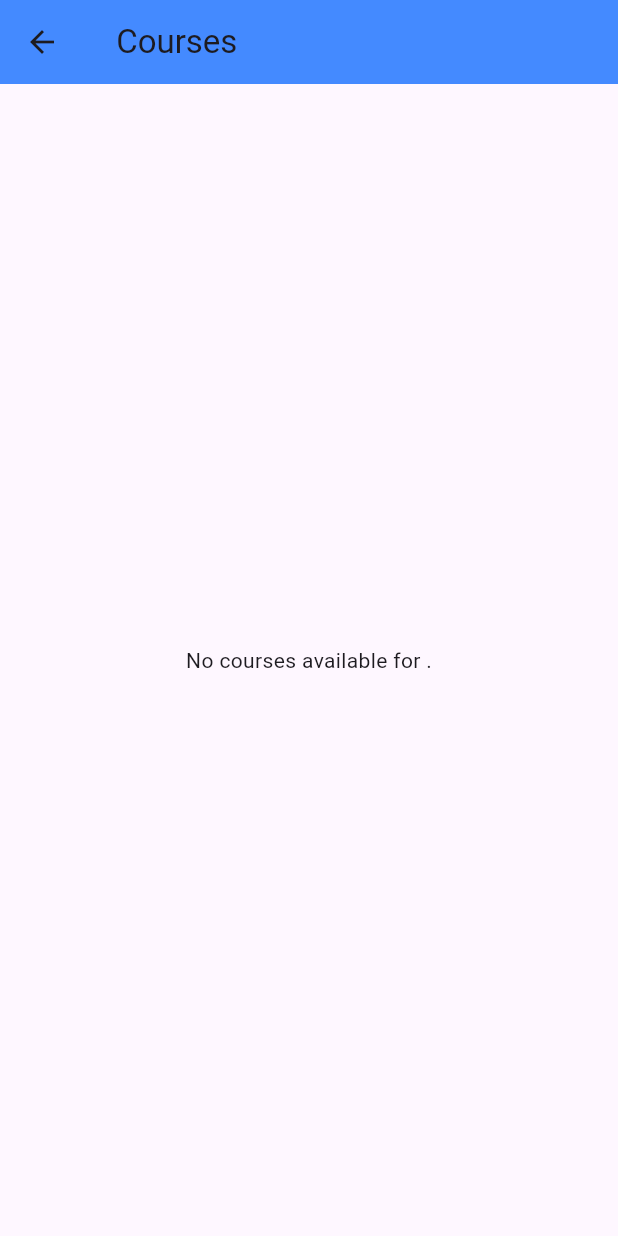
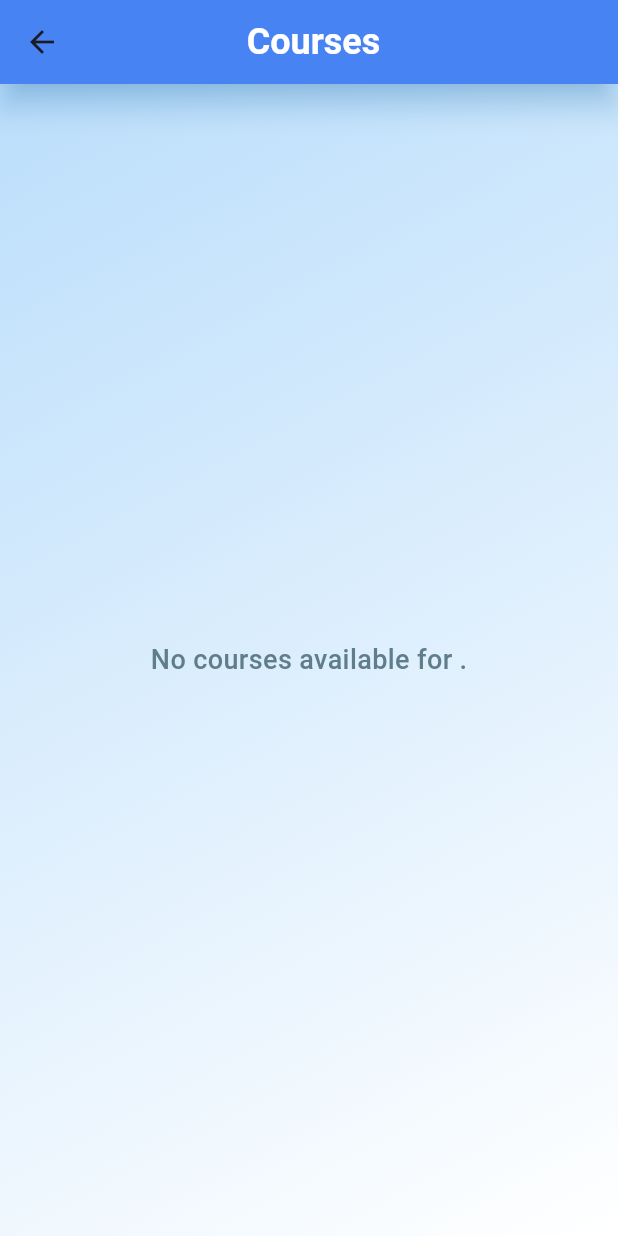
Before and after one commit to SiddhiGandhi20/Course_App, a Flutter app: the ClassCoursesPage screen opened directly with empty values, on a phone screen of 412 x 824 dp. Run offline on Flutter 3.47's test engine with Material 3 defaults, Android fonts, the phone set to English and light mode, and no system bars; our stand-ins replace chewie, file_picker, flutter_animate, image_picker, open_file, permission_handler and 1 more.

Commit message:
first commit

```diff
--- a/lib/screens/class_course_page.dart
+++ b/lib/screens/class_course_page.dart
@@ -2,7 +2,7 @@ import 'package:flutter/material.dart';
 import 'package:provider/provider.dart';
 import '../models/course.dart';
 import '../providers/course_provider.dart';
-import '../widgets/course_card.dart'; // ✅ Import CourseCard widget
+import '../widgets/course_card.dart';  // Ensure this is your custom CourseCard
 
 class ClassCoursesPage extends StatelessWidget {
   final String className;
@@ -11,32 +11,70 @@ class ClassCoursesPage extends StatelessWidget {
 
   @override
   Widget build(BuildContext context) {
-    // Get courses from provider and filter based on class name
     final courseProvider = Provider.of<CourseProvider>(context);
-    final courses = courseProvider.courses
-        .where((course) => course.category == className)
-        .toList();
+    final courses = courseProvider.getCoursesByClass(className);
+
+    debugPrint("Displaying ${courses.length} courses for $className");
 
     return Scaffold(
       appBar: AppBar(
-        title: Text('$className Courses'),
+title: Text(
+  '$className Courses',
+  style: TextStyle(
+    fontSize: 24,
+    fontWeight: FontWeight.bold,
+    color: Colors.white, // Set the text color to white
+  ),
+),
         backgroundColor: Colors.blueAccent,
+        elevation: 8,
+        shadowColor: Colors.blue.withOpacity(0.5),
+        centerTitle: true,
       ),
-      body: courses.isEmpty
-          ? Center(child: Text('No courses available for $className.'))
+      body: Container(
+        decoration: BoxDecoration(
+          gradient: LinearGradient(
+            colors: [Colors.blue.shade100, Colors.white],
+            begin: Alignment.topLeft,
+            end: Alignment.bottomRight,
+          ),
+        ),
+        child: courses.isEmpty
+            ? Center(
+                child: Text(
+                  'No courses available for $className.',
+                  style: TextStyle(fontSize: 18, color: Colors.blueGrey, fontWeight: FontWeight.w500),
+                ),
+              )
             : GridView.builder(
                 padding: const EdgeInsets.all(16),
-              gridDelegate: const SliverGridDelegateWithFixedCrossAxisCount(
-                crossAxisCount: 2, // ✅ Adjust based on screen width
-                childAspectRatio: 0.9,
+                gridDelegate: SliverGridDelegateWithFixedCrossAxisCount(
+                  crossAxisCount: MediaQuery.of(context).size.width < 600 ? 1 : 2, // Adjust for mobile vs tablet
                   crossAxisSpacing: 16,
                   mainAxisSpacing: 16,
+                  childAspectRatio: 0.9, // Adjust based on card size preference
                 ),
                 itemCount: courses.length,
                 itemBuilder: (context, index) {
                   final course = courses[index];
-                return CourseCard(course: course); // ✅ Use CourseCard
+                  return AnimatedContainer(
+                    duration: const Duration(milliseconds: 300),
+                    curve: Curves.easeInOut,
+                    decoration: BoxDecoration(
+                      borderRadius: BorderRadius.circular(16),
+                      boxShadow: [
+                        BoxShadow(
+                          color: Colors.grey.withOpacity(0.3),
+                          spreadRadius: 1,
+                          blurRadius: 8,
+                          offset: Offset(0, 2),
+                        ),
+                      ],
+                    ),
+                    child: CourseCard(course: course), // Use your custom CourseCard widget
+                  );
                 },
+              ),
       ),
     );
   }
--- a/lib/widgets/course_form_fields.dart
+++ b/lib/widgets/course_form_fields.dart
@@ -117,7 +117,7 @@ class _CourseFormFieldsState extends State<CourseFormFields> {
           _buildStyledSwitch(widget.isOnlineCourse, "Online Course", "Offline Course", widget.onOnlineToggle),
 
           _buildLabel("Class"),
-          _buildDecorativeDropdown(widget.selectedCategory, ['5th Class', '6th Class', '7th Class'], widget.onCategorySelected),
+          _buildDecorativeDropdown(widget.selectedCategory, ['Select Class','5th Class', '6th Class', '7th Class'], widget.onCategorySelected),
 
           _buildLabel("Duration (hours)"),
           _buildDecorativeTextField(TextEditingController(text: widget.courseDuration), TextInputType.number, widget.onDurationChanged),
```
Also changed, not shown: lib/providers/course_provider.dart (+24 -31 lines), lib/screens/add_course_screen.dart (+60 -44 lines), lib/screens/order_summary_screen.dart (+34 -10 lines), lib/screens/teacher_dashboard_screen.dart (+4 -3 lines), lib/widgets/course_card.dart (+53 -24 lines). Lines whose indentation alone changed are shown as unchanged.
